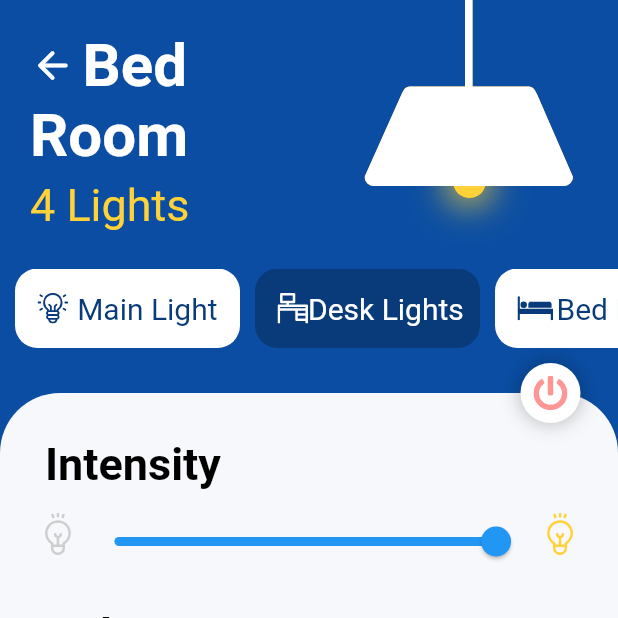
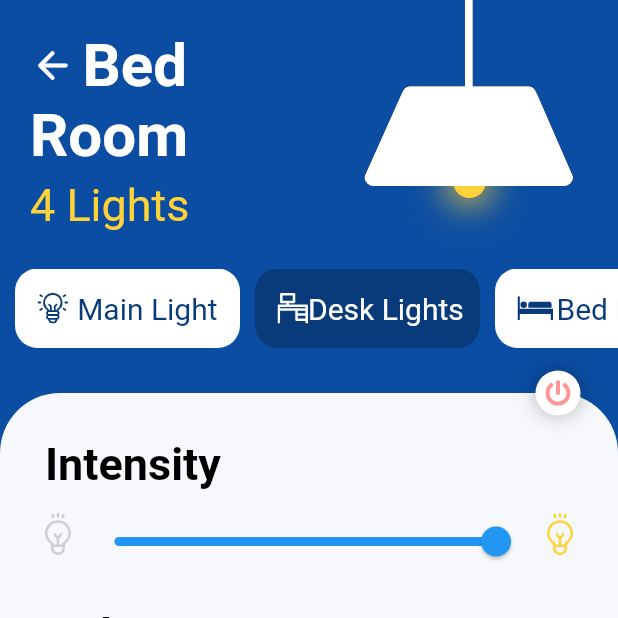
Before and after one commit to manasivariar/Touchstone-Foundation, a Flutter app: the BedRoom screen opened directly, on a phone screen of 412 x 824 dp, the top half of it. Run offline on Flutter 3.47's test engine with Material 2 defaults, Android fonts, the phone set to English and light mode, and no system bars; drawn by our look-alikes of syncfusion_flutter_sliders; our stand-ins replace flutter_svg, hexcolor; missing offline and left inert: syncfusion_flutter_core.

Commit message:
bugs fixed

```diff
--- a/lib/bedroom.dart
+++ b/lib/bedroom.dart
@@ -270,10 +270,11 @@ class _BedRoomState extends State<BedRoom> {
                                     child: SfSliderTheme(
                                       data: SfSliderThemeData(
                                         tickOffset: const Offset(0.0, 10.0),
-                                        activeTrackHeight: 2,
-                                        inactiveTrackHeight: 2,
+                                        tickSize: Size(1.0, 5.0),
+                                        activeTrackHeight: 1,
+                                        inactiveTrackHeight: 1,
                                         trackCornerRadius: 5,
-                                        thumbRadius: 9,
+                                        thumbRadius: 7,
                                         thumbColor: Colors.white,
                                         activeTrackColor: HexColor("FFD239"),
                                         inactiveTrackColor: Colors.grey[300],
@@ -379,6 +380,7 @@ class _BedRoomState extends State<BedRoom> {
                       ),
                     ),
                     Positioned(
+                        top: 5,
                         right: 25,
                         // top: 10,
                         child: GestureDetector(
@@ -398,11 +400,11 @@ class _BedRoomState extends State<BedRoom> {
                                       color: Colors.black26)
                                 ]),
                             child: CircleAvatar(
-                                radius: 20,
+                                radius: 15,
                                 backgroundColor: Colors.white,
                                 child: SvgPicture.asset(
                                   "assets/Icon awesome-power-off.svg",
-                                  height: 23,
+                                  height: 17,
                                 )),
                           ),
                         ))
```
